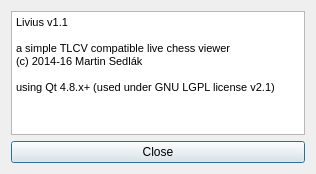
Above: livius/aboutdialog.ui from kmar/livius before the change. Below: the same form after it.
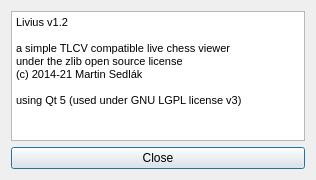
That is the form after the change.

Commit message: push changed made by Rasmus (layout)

The edit to the form file:
```diff
--- a/livius/aboutdialog.ui
+++ b/livius/aboutdialog.ui
@@ -7,7 +7,7 @@
     <x>0</x>
     <y>0</y>
     <width>316</width>
-    <height>174</height>
+    <height>180</height>
    </rect>
   </property>
   <property name="windowTitle">
@@ -24,12 +24,13 @@
 &lt;html&gt;&lt;head&gt;&lt;meta name=&quot;qrichtext&quot; content=&quot;1&quot; /&gt;&lt;style type=&quot;text/css&quot;&gt;
 p, li { white-space: pre-wrap; }
 &lt;/style&gt;&lt;/head&gt;&lt;body style=&quot; font-family:'MS Shell Dlg 2'; font-size:8.25pt; font-weight:400; font-style:normal;&quot;&gt;
-&lt;p style=&quot; margin-top:0px; margin-bottom:0px; margin-left:0px; margin-right:0px; -qt-block-indent:0; text-indent:0px;&quot;&gt;&lt;span style=&quot; font-size:8pt;&quot;&gt;Livius v1.1&lt;/span&gt;&lt;/p&gt;
+&lt;p style=&quot; margin-top:0px; margin-bottom:0px; margin-left:0px; margin-right:0px; -qt-block-indent:0; text-indent:0px;&quot;&gt;&lt;span style=&quot; font-size:8pt;&quot;&gt;Livius v1.2&lt;/span&gt;&lt;/p&gt;
 &lt;p style=&quot;-qt-paragraph-type:empty; margin-top:0px; margin-bottom:0px; margin-left:0px; margin-right:0px; -qt-block-indent:0; text-indent:0px; font-size:8pt;&quot;&gt;&lt;br /&gt;&lt;/p&gt;
 &lt;p style=&quot; margin-top:0px; margin-bottom:0px; margin-left:0px; margin-right:0px; -qt-block-indent:0; text-indent:0px;&quot;&gt;&lt;span style=&quot; font-size:8pt;&quot;&gt;a simple TLCV compatible live chess viewer&lt;/span&gt;&lt;/p&gt;
-&lt;p style=&quot; margin-top:0px; margin-bottom:0px; margin-left:0px; margin-right:0px; -qt-block-indent:0; text-indent:0px;&quot;&gt;&lt;span style=&quot; font-size:8pt;&quot;&gt;(c) 2014-16 Martin Sedlák&lt;/span&gt;&lt;/p&gt;
+&lt;p style=&quot; margin-top:0px; margin-bottom:0px; margin-left:0px; margin-right:0px; -qt-block-indent:0; text-indent:0px;&quot;&gt;&lt;span style=&quot; font-size:8pt;&quot;&gt;under the zlib open source license&lt;/span&gt;&lt;/p&gt;
+&lt;p style=&quot; margin-top:0px; margin-bottom:0px; margin-left:0px; margin-right:0px; -qt-block-indent:0; text-indent:0px;&quot;&gt;&lt;span style=&quot; font-size:8pt;&quot;&gt;(c) 2014-21 Martin Sedlák&lt;/span&gt;&lt;/p&gt;
 &lt;p style=&quot;-qt-paragraph-type:empty; margin-top:0px; margin-bottom:0px; margin-left:0px; margin-right:0px; -qt-block-indent:0; text-indent:0px; font-size:8pt;&quot;&gt;&lt;br /&gt;&lt;/p&gt;
-&lt;p style=&quot; margin-top:0px; margin-bottom:0px; margin-left:0px; margin-right:0px; -qt-block-indent:0; text-indent:0px;&quot;&gt;&lt;span style=&quot; font-size:8pt;&quot;&gt;using Qt 4.8.x+ (used under GNU LGPL license v2.1)&lt;/span&gt;&lt;/p&gt;
+&lt;p style=&quot; margin-top:0px; margin-bottom:0px; margin-left:0px; margin-right:0px; -qt-block-indent:0; text-indent:0px;&quot;&gt;&lt;span style=&quot; font-size:8pt;&quot;&gt;using Qt 5 (used under GNU LGPL license v3)&lt;/span&gt;&lt;/p&gt;
 &lt;p style=&quot;-qt-paragraph-type:empty; margin-top:0px; margin-bottom:0px; margin-left:0px; margin-right:0px; -qt-block-indent:0; text-indent:0px; font-size:8pt;&quot;&gt;&lt;br /&gt;&lt;/p&gt;&lt;/body&gt;&lt;/html&gt;</string>
      </property>
     </widget>
```
The commit also changes 7 other files.
